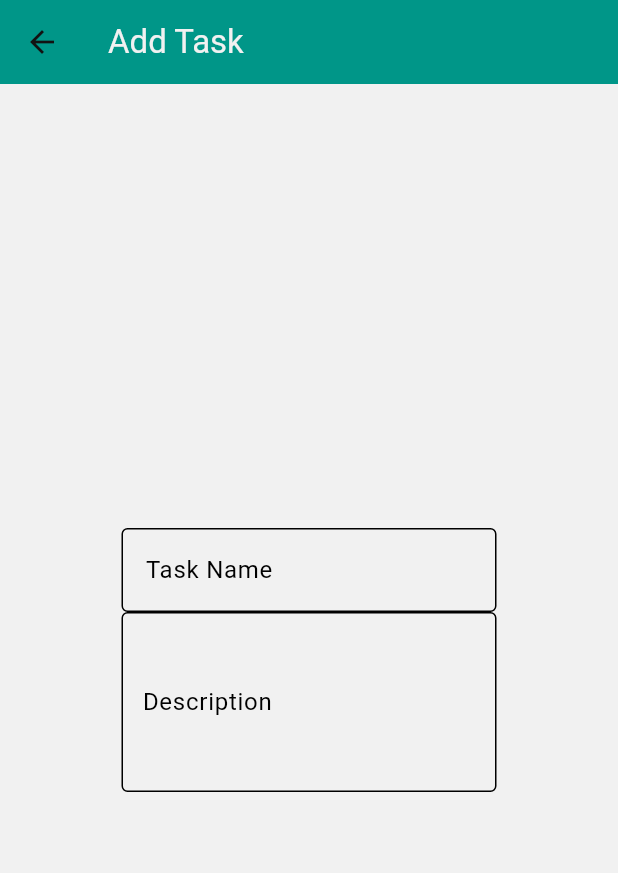
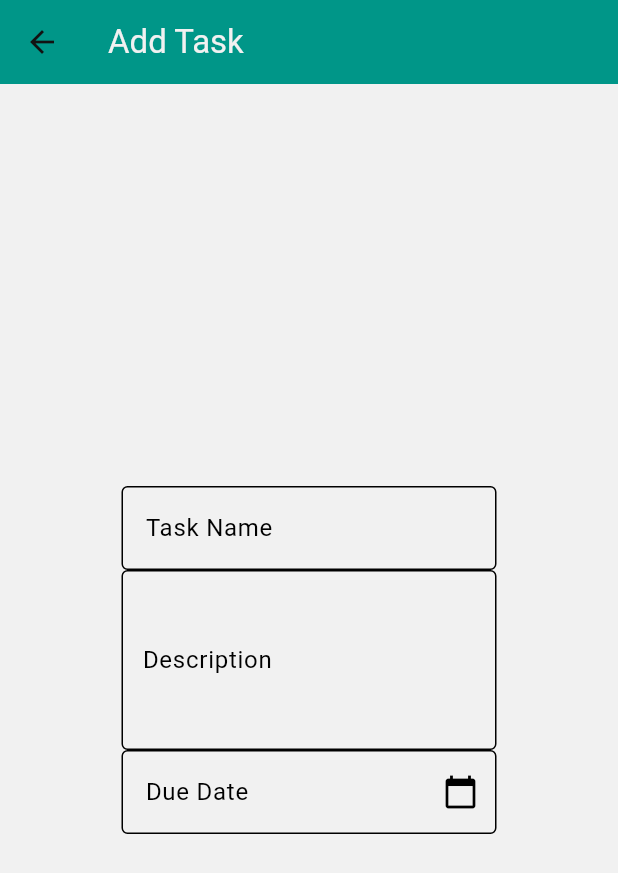
Before and after one commit to danielmontes9/flutter-todo-list-app, a Flutter app: the FormTaskPage screen opened directly, on a phone screen of 412 x 824 dp. Shown: the top 873 px of the screen. Run offline on Flutter 3.47's test engine with Material 3 defaults, Android fonts, the phone set to English and light mode, and no system bars; our stand-ins replace equatable, flutter_bloc.

Commit message:
feat: :sparkles: add custom date picker

```diff
--- a/lib/features/todo/screens/form_task.dart
+++ b/lib/features/todo/screens/form_task.dart
@@ -1,5 +1,6 @@
 import 'package:flutter/material.dart';
 import 'package:flutter_todo_list_app/core/theme/app_colors.dart';
+import 'package:flutter_todo_list_app/features/todo/widgets/form/custom_date_picker.dart';
 import 'package:flutter_todo_list_app/features/todo/widgets/form/custom_text_area.dart';
 import 'package:flutter_todo_list_app/features/todo/widgets/form/custom_text_field.dart';
 
@@ -29,6 +30,7 @@ class _FormTaskPagePageState extends State<FormTaskPage> {
           children: <Widget>[
             CustomTextField(label: 'Task Name'),
             CustomTextArea(label: 'Description'),
+            CustomDatePicker(label: 'Due Date'),
           ],
         ),
       ),
--- /dev/null
+++ b/lib/features/todo/widgets/form/custom_date_picker.dart
@@ -0,0 +1,47 @@
+import 'package:flutter/material.dart';
+
+class CustomDatePicker extends StatefulWidget {
+  final String label;
+
+  const CustomDatePicker({super.key, required this.label});
+
+  @override
+  State<CustomDatePicker> createState() => _CustomDatePickerState();
+}
+
+class _CustomDatePickerState extends State<CustomDatePicker> {
+  DateTime? selectedDate;
+  final TextEditingController _controller = TextEditingController();
+
+  Future<void> _selectDate() async {
+    final DateTime? pickedDate = await showDatePicker(
+      context: context,
+      initialDate: DateTime(2021, 7, 25),
+      firstDate: DateTime(2021),
+      lastDate: DateTime(2022),
+    );
+
+    setState(() {
+      selectedDate = pickedDate;
+      // _controller.text = DateFormat.yMMMd().format(pickedDate);
+      _controller.text = pickedDate.toString();
+    });
+  }
+
+  @override
+  Widget build(BuildContext context) {
+    return SizedBox(
+      width: 250,
+      child: TextField(
+        onTap: _selectDate,
+        controller: _controller,
+        readOnly: true,
+        decoration: InputDecoration(
+          border: OutlineInputBorder(),
+          labelText: widget.label,
+          suffixIcon: Icon(Icons.calendar_today),
+        ),
+      ),
+    );
+  }
+}
```
